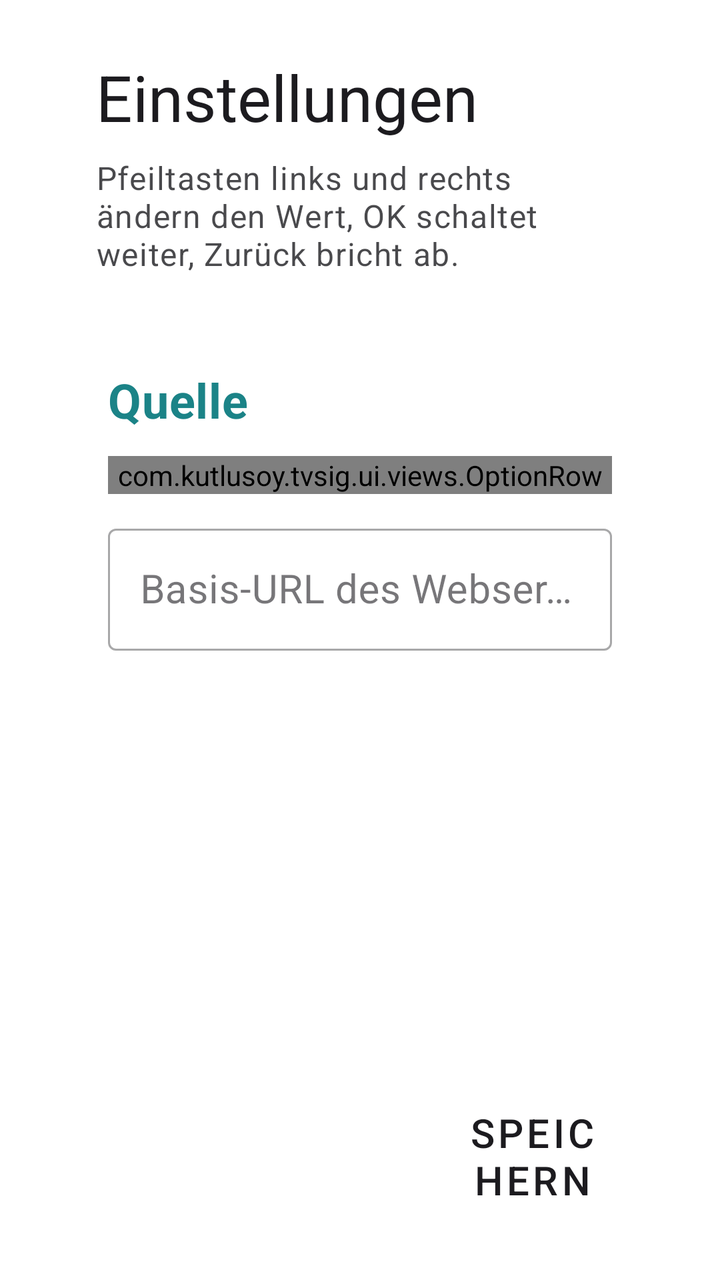
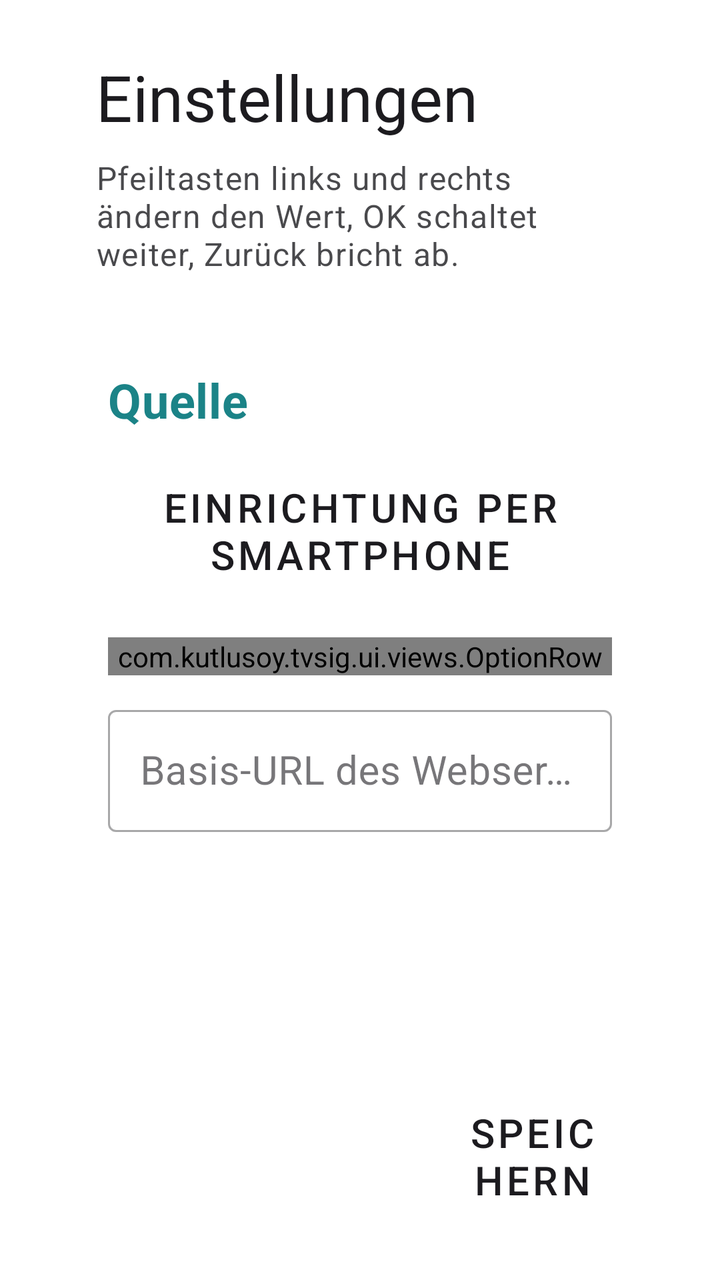

An Android layout rendered at two revisions. The XML below is the earlier revision; the diff shows what the commit changed to produce the second picture.
<!-- AndroidManifest.xml: activity theme Theme.TVSig -->
<!-- res/layout/activity_settings.xml -->
<?xml version="1.0" encoding="utf-8"?>
<androidx.constraintlayout.widget.ConstraintLayout xmlns:android="http://schemas.android.com/apk/res/android"
    xmlns:app="http://schemas.android.com/apk/res-auto"
    android:layout_width="match_parent"
    android:layout_height="match_parent"
    android:background="?android:attr/colorBackground">

    <LinearLayout
        android:layout_width="0dp"
        android:layout_height="0dp"
        android:orientation="vertical"
        android:paddingStart="@dimen/tv_safe_horizontal"
        android:paddingEnd="@dimen/tv_safe_horizontal"
        android:paddingTop="@dimen/tv_safe_vertical"
        android:paddingBottom="@dimen/tv_safe_vertical"
        app:layout_constraintBottom_toBottomOf="parent"
        app:layout_constraintEnd_toEndOf="parent"
        app:layout_constraintStart_toStartOf="parent"
        app:layout_constraintTop_toTopOf="parent"
        app:layout_constraintWidth_max="960dp">

        <TextView
            android:layout_width="match_parent"
            android:layout_height="wrap_content"
            android:text="@string/settings_title"
            android:textAppearance="@style/TextAppearance.TVSig.Headline" />

        <TextView
            android:layout_width="match_parent"
            android:layout_height="wrap_content"
            android:layout_marginTop="@dimen/margin_xsmall"
            android:layout_marginBottom="@dimen/margin_medium"
            android:alpha="0.8"
            android:text="@string/settings_remote_hint"
            android:textAppearance="@style/TextAppearance.TVSig.Caption" />

        <ScrollView
            android:layout_width="match_parent"
            android:layout_height="0dp"
            android:layout_weight="1"
            android:clipToPadding="false"
            android:fillViewport="true"
            android:padding="6dp"
            android:scrollbars="none">

            <LinearLayout
                android:layout_width="match_parent"
                android:layout_height="wrap_content"
                android:orientation="vertical">

                <TextView
                    style="@style/TextAppearance.TVSig.Section"
                    android:layout_width="match_parent"
                    android:layout_height="wrap_content"
                    android:layout_marginTop="@dimen/margin_large"
                    android:layout_marginBottom="@dimen/margin_small"
                    android:text="@string/settings_section_source" />

                <com.kutlusoy.tvsig.ui.views.OptionRow
                    android:id="@+id/sourceRow"
                    android:layout_width="match_parent"
                    android:layout_height="wrap_content"
                    android:layout_marginBottom="@dimen/margin_small"
                    app:optionTitle="@string/settings_source_type" />

                <com.google.android.material.textfield.TextInputLayout
                    android:id="@+id/baseUrlLayout"
                    style="@style/Widget.MaterialComponents.TextInputLayout.OutlinedBox"
                    android:layout_width="match_parent"
                    android:layout_height="wrap_content"
                    android:layout_marginBottom="@dimen/margin_small"
                    android:hint="@string/settings_base_url"
                    app:boxStrokeWidthFocused="4dp">

                    <com.google.android.material.textfield.TextInputEditText
                        android:id="@+id/baseUrlInput"
                        android:layout_width="match_parent"
                        android:layout_height="wrap_content"
                        android:imeOptions="actionNext"
                        android:inputType="textUri"
                        android:maxLines="1"
                        android:textSize="@dimen/text_size_body" />
                </com.google.android.material.textfield.TextInputLayout>

                <LinearLayout
                    android:layout_width="match_parent"
                    android:layout_height="wrap_content"
                    android:gravity="center_vertical"
                    android:layout_marginBottom="@dimen/margin_small"
                    android:orientation="horizontal">

                    <Button
                        android:id="@+id/btnPickFolder"
                        style="@style/Widget.TVSig.Button.Secondary"
                        android:layout_width="wrap_content"
                        android:layout_height="wrap_content"
                        android:layout_marginEnd="@dimen/margin_medium"
                        android:text="@string/settings_pick_folder" />

                    <Button
                        android:id="@+id/btnTestConnection"
                        style="@style/Widget.TVSig.Button.Secondary"
                        android:layout_width="wrap_content"
                        android:layout_height="wrap_content"
                        android:text="@string/settings_test_connection" />

                    <TextView
                        android:id="@+id/testStatus"
                        android:layout_width="0dp"
                        android:layout_height="wrap_content"
                        android:layout_marginStart="@dimen/margin_medium"
                        android:layout_weight="1"
                        android:textAppearance="@style/TextAppearance.TVSig.Body" />
                </LinearLayout>

                <com.google.android.material.textfield.TextInputLayout
                    android:id="@+id/subfolderLayout"
                    style="@style/Widget.MaterialComponents.TextInputLayout.OutlinedBox"
                    android:layout_width="match_parent"
                    android:layout_height="wrap_content"
                    android:layout_marginBottom="@dimen/margin_small"
                    android:hint="@string/settings_subfolder"
                    app:boxStrokeWidthFocused="4dp">

                    <com.google.android.material.textfield.TextInputEditText
                        android:id="@+id/subfolderInput"
                        android:layout_width="match_parent"
                        android:layout_height="wrap_content"
                        android:imeOptions="actionDone"
                        android:inputType="text"
                        android:maxLines="1"
                        android:textSize="@dimen/text_size_body" />
                </com.google.android.material.textfield.TextInputLayout>

                <TextView
                    style="@style/TextAppearance.TVSig.Section"
                    android:layout_width="match_parent"
                    android:layout_height="wrap_content"
                    android:layout_marginTop="@dimen/margin_large"
                    android:layout_marginBottom="@dimen/margin_small"
                    android:text="@string/settings_section_playback" />

                <com.kutlusoy.tvsig.ui.views.OptionRow
                    android:id="@+id/delayRow"
                    android:layout_width="match_parent"
                    android:layout_height="wrap_content"
                    android:layout_marginBottom="@dimen/margin_small"
                    app:optionTitle="@string/settings_delay" />

                <com.kutlusoy.tvsig.ui.views.OptionRow
                    android:id="@+id/transitionRow"
                    android:layout_width="match_parent"
                    android:layout_height="wrap_content"
                    app:optionTitle="@string/settings_transition" />

                <TextView
                    style="@style/TextAppearance.TVSig.Section"
                    android:layout_width="match_parent"
                    android:layout_height="wrap_content"
                    android:layout_marginTop="@dimen/margin_large"
                    android:layout_marginBottom="@dimen/margin_small"
                    android:text="@string/settings_section_display" />

                <com.kutlusoy.tvsig.ui.views.OptionRow
                    android:id="@+id/orientationRow"
                    android:layout_width="match_parent"
                    android:layout_height="wrap_content"
                    android:layout_marginBottom="@dimen/margin_small"
                    app:optionTitle="@string/settings_orientation" />

                <com.kutlusoy.tvsig.ui.views.OptionRow
                    android:id="@+id/themeRow"
                    android:layout_width="match_parent"
                    android:layout_height="wrap_content"
                    app:optionTitle="@string/settings_theme" />

                <TextView
                    style="@style/TextAppearance.TVSig.Section"
                    android:layout_width="match_parent"
                    android:layout_height="wrap_content"
                    android:layout_marginTop="@dimen/margin_large"
                    android:layout_marginBottom="@dimen/margin_small"
                    android:text="@string/settings_section_security" />

                <LinearLayout
                    android:layout_width="match_parent"
                    android:layout_height="wrap_content"
                    android:orientation="horizontal">

                    <Button
                        android:id="@+id/btnChangePin"
                        style="@style/Widget.TVSig.Button.Secondary"
                        android:layout_width="wrap_content"
                        android:layout_height="wrap_content"
                        android:layout_marginEnd="@dimen/margin_medium"
                        android:text="@string/button_change_pin" />

                    <Button
                        android:id="@+id/btnClearCache"
                        style="@style/Widget.TVSig.Button.Secondary"
                        android:layout_width="wrap_content"
                        android:layout_height="wrap_content"
                        android:text="@string/cache_clear" />
                </LinearLayout>

                <LinearLayout
                    android:id="@+id/aboutCard"
                    android:layout_width="match_parent"
                    android:layout_height="wrap_content"
                    android:layout_marginTop="@dimen/margin_xlarge"
                    android:background="@drawable/bg_row"
                    android:focusable="true"
                    android:orientation="vertical"
                    android:padding="@dimen/margin_medium">

                    <TextView
                        android:layout_width="match_parent"
                        android:layout_height="wrap_content"
                        android:layout_marginBottom="@dimen/margin_small"
                        android:text="@string/about_title"
                        android:textAppearance="@style/TextAppearance.TVSig.Title"
                        android:textStyle="bold" />

                    <TextView
                        android:id="@+id/aboutText"
                        android:layout_width="match_parent"
                        android:layout_height="wrap_content"
                        android:lineSpacingMultiplier="1.2"
                        android:textAppearance="@style/TextAppearance.TVSig.Body" />
                </LinearLayout>
            </LinearLayout>
        </ScrollView>

        <LinearLayout
            android:layout_width="match_parent"
            android:layout_height="wrap_content"
            android:layout_marginTop="@dimen/margin_small"
            android:gravity="end"
            android:orientation="horizontal">

            <Button
                android:id="@+id/btnCancel"
                style="@style/Widget.TVSig.Button.Tertiary"
                android:layout_width="wrap_content"
                android:layout_height="wrap_content"
                android:layout_marginEnd="@dimen/margin_medium"
                android:text="@string/button_cancel" />

            <Button
                android:id="@+id/btnSave"
                style="@style/Widget.TVSig.Button"
                android:layout_width="wrap_content"
                android:layout_height="wrap_content"
                android:text="@string/button_save" />
        </LinearLayout>
    </LinearLayout>
</androidx.constraintlayout.widget.ConstraintLayout>
<!-- resources referenced by this layout -->
<resources>
  <dimen name="margin_large">24dp</dimen>
  <dimen name="margin_medium">16dp</dimen>
  <dimen name="margin_small">12dp</dimen>
  <dimen name="margin_xlarge">32dp</dimen>
  <dimen name="margin_xsmall">8dp</dimen>
  <dimen name="text_size_body">20sp</dimen>
  <dimen name="tv_safe_horizontal">48dp</dimen>
  <dimen name="tv_safe_vertical">27dp</dimen>
  <string name="about_title">Über TVSig</string>
  <string name="button_cancel">Abbrechen</string>
  <string name="button_change_pin">PIN ändern</string>
  <string name="button_save">Speichern</string>
  <string name="cache_clear">Cache leeren</string>
  <string name="settings_base_url">Basis-URL des Webservers</string>
  <string name="settings_delay">Anzeigedauer pro Bild</string>
  <string name="settings_orientation">Bildschirmausrichtung</string>
  <string name="settings_pick_folder">Ordner auswählen</string>
  <string name="settings_remote_hint">Pfeiltasten links und rechts ändern den Wert, OK schaltet weiter, Zurück bricht ab.</string>
  <string name="settings_section_display">Anzeige</string>
  <string name="settings_section_playback">Wiedergabe</string>
  <string name="settings_section_security">Sicherheit und Wartung</string>
  <string name="settings_section_source">Quelle</string>
  <string name="settings_source_type">Art der Quelle</string>
  <string name="settings_subfolder">Ordner (Pfad)</string>
  <string name="settings_test_connection">Verbindung testen</string>
  <string name="settings_theme">App-Theme</string>
  <string name="settings_title">Einstellungen</string>
  <string name="settings_transition">Übergangseffekt</string>
  <style name="TextAppearance.TVSig.Body" parent="TextAppearance.MaterialComponents.Body1">
          <item name="android:textSize">@dimen/text_size_body</item>
          <item name="android:textColor">?attr/colorOnSurface</item>
      </style>
  <style name="TextAppearance.TVSig.Caption" parent="TextAppearance.MaterialComponents.Caption">
          <item name="android:textSize">@dimen/text_size_caption</item>
          <item name="android:textColor">?attr/colorOnSurface</item>
      </style>
  <style name="TextAppearance.TVSig.Section" parent="TextAppearance.TVSig.Title">
          <item name="android:textColor">?attr/colorPrimary</item>
          <item name="android:textStyle">bold</item>
      </style>
  <style name="TextAppearance.TVSig.Title" parent="TextAppearance.MaterialComponents.Subtitle1">
          <item name="android:textSize">@dimen/text_size_title</item>
          <item name="android:textColor">?attr/colorOnSurface</item>
      </style>
  <style name="Widget.TVSig.Button.Secondary" parent="Widget.TVSig.Button">
          <item name="backgroundTint">?attr/colorPrimaryVariant</item>
          <item name="android:textColor">@color/button_text_on_variant</item>
      </style>
  <style name="Widget.TVSig.Button.Tertiary" parent="Widget.TVSig.Button">
          <item name="backgroundTint">?attr/colorSecondaryVariant</item>
          <item name="android:textColor">@color/button_text_on_tertiary</item>
      </style>
  <color name="row_stroke">#66808080</color>
  <dimen name="text_size_caption">16sp</dimen>
  <dimen name="text_size_headline">32sp</dimen>
  <dimen name="text_size_title">24sp</dimen>
  <color name="button_text_on_variant">#000000</color>
  <color name="button_text_on_tertiary">#FFFFFF</color>
  <color name="primary">#1b8387</color>
  <color name="primary_variant">#facd60</color>
  <color name="text_primary_light">#1C1B1F</color>
  <color name="secondary">#e74645</color>
  <color name="tertiary">#fb7756</color>
  <color name="transparent">#00000000</color>
  <color name="background_light">#FFFFFF</color>
  <color name="surface_light">#FFFFFF</color>
  <color name="error_light">#FFB4AB</color>
  <color name="text_secondary_light">#49454F</color>
  <color name="scrim">#62000000</color>
  <color name="ripple_light">#33000000</color>
  <!-- unchanged entries left out for length: 5 -->
</resources>

<!-- the commit's change to res/layout/activity_settings.xml (unified diff, before → after) -->
@@ -56,6 +56,14 @@
                     android:layout_marginBottom="@dimen/margin_small"
                     android:text="@string/settings_section_source" />
 
+                <Button
+                    android:id="@+id/btnRemoteSetup"
+                    style="@style/Widget.TVSig.Button"
+                    android:layout_width="wrap_content"
+                    android:layout_height="wrap_content"
+                    android:layout_marginBottom="@dimen/margin_medium"
+                    android:text="@string/settings_remote_setup" />
+
                 <com.kutlusoy.tvsig.ui.views.OptionRow
                     android:id="@+id/sourceRow"
                     android:layout_width="match_parent"
<!-- resource entries referenced after the edit -->
@@ -18,6 +18,7 @@
   <string name="settings_orientation">Bildschirmausrichtung</string>
   <string name="settings_pick_folder">Ordner auswählen</string>
   <string name="settings_remote_hint">Pfeiltasten links und rechts ändern den Wert, OK schaltet weiter, Zurück bricht ab.</string>
+  <string name="settings_remote_setup">Einrichtung per Smartphone</string>
   <string name="settings_section_display">Anzeige</string>
   <string name="settings_section_playback">Wiedergabe</string>
   <string name="settings_section_security">Sicherheit und Wartung</string>
